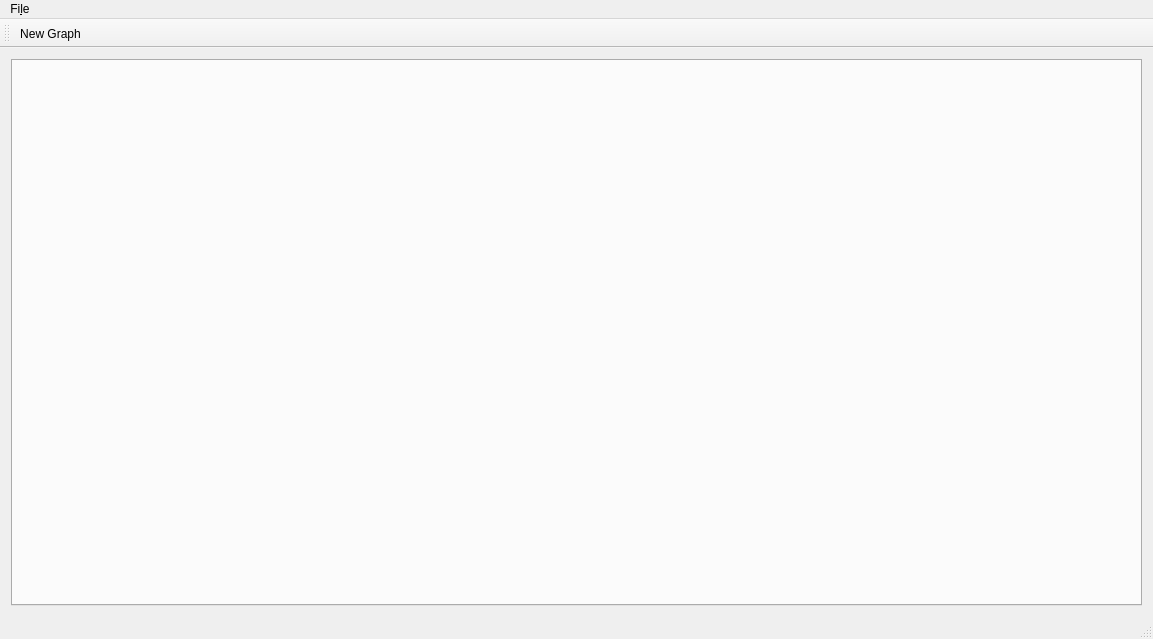
First picture: the form in gui/mainwindow.ui, repository neurovertex/graphshell, before the edit.
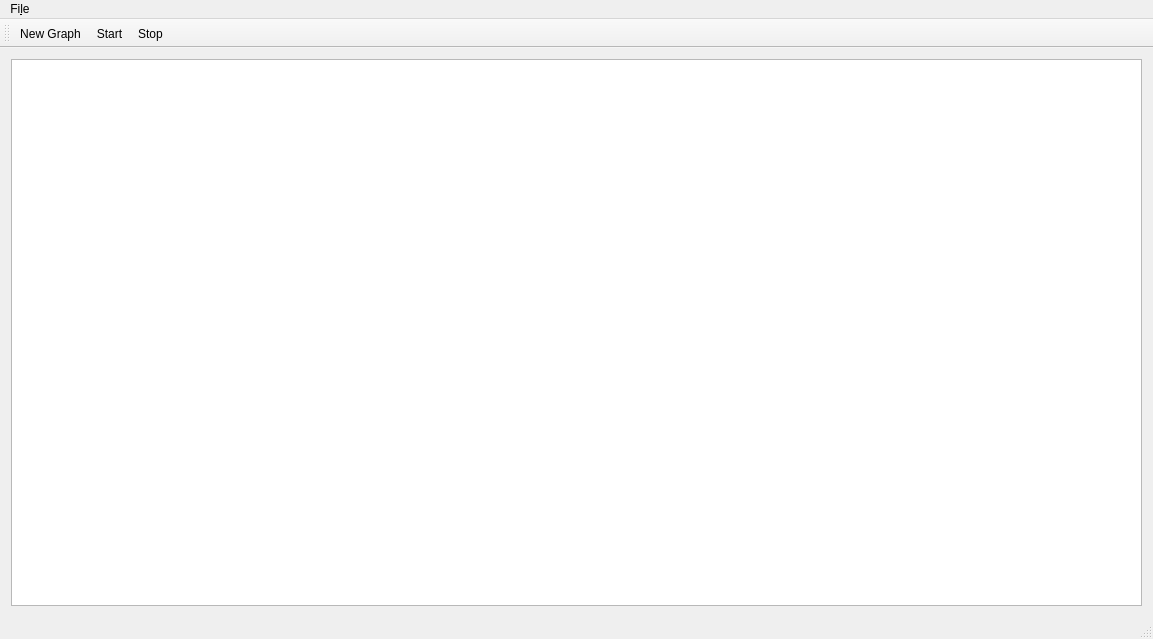
Second picture: the form after the edit. Icons and pictures are not drawn.

Diff of the .ui file:
```diff
--- a/gui/mainwindow.ui
+++ b/gui/mainwindow.ui
@@ -16,11 +16,7 @@
   <widget class="QWidget" name="centralWidget">
    <layout class="QGridLayout" name="gridLayout">
     <item row="0" column="0">
-     <widget class="QTabWidget" name="tabWidget">
-      <property name="currentIndex">
-       <number>-1</number>
-      </property>
-     </widget>
+     <widget class="QGraphicsView" name="graphicsView"/>
     </item>
    </layout>
   </widget>
@@ -49,6 +45,8 @@
     <bool>false</bool>
    </attribute>
    <addaction name="actionNew_Graph"/>
+   <addaction name="actionStart"/>
+   <addaction name="actionS_top"/>
   </widget>
   <widget class="QStatusBar" name="statusBar"/>
   <action name="actionNew_Graph">
@@ -60,6 +58,24 @@
     <string>&amp;New Graph</string>
    </property>
   </action>
+  <action name="actionStart">
+   <property name="icon">
+    <iconset resource="icons.qrc">
+     <normaloff>:/icons/Breeze/actions/toolbar/media-playback-start.svg</normaloff>:/icons/Breeze/actions/toolbar/media-playback-start.svg</iconset>
+   </property>
+   <property name="text">
+    <string>&amp;Start</string>
+   </property>
+  </action>
+  <action name="actionS_top">
+   <property name="icon">
+    <iconset resource="icons.qrc">
+     <normaloff>:/icons/Breeze/actions/toolbar/media-playback-stop.svg</normaloff>:/icons/Breeze/actions/toolbar/media-playback-stop.svg</iconset>
+   </property>
+   <property name="text">
+    <string>S&amp;top</string>
+   </property>
+  </action>
  </widget>
  <layoutdefault spacing="6" margin="11"/>
  <resources>
```
Left out of the diff: 4 changed lines with no effect on the pictures.
